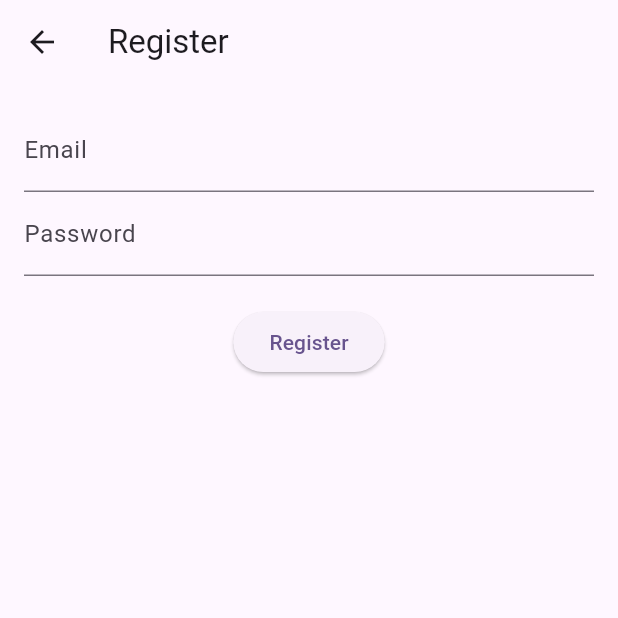
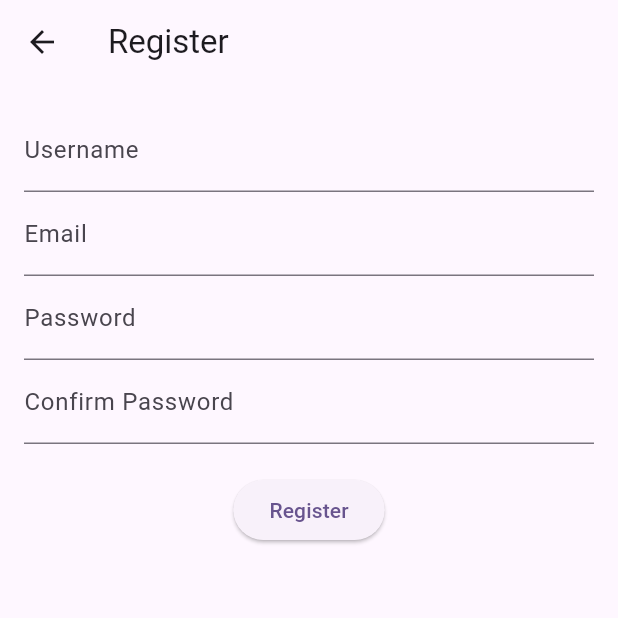
Before and after one commit to Thanaphum-6510110194/G6-Health-Tracking, a Flutter app: the screen it shows after launch, after a tap on "Don't have an account? Register", on a phone screen of 412 x 824 dp, the top half of it. Run offline on Flutter 3.47's test engine with Material 3 defaults, Android fonts, the light colour scheme and no system bars; our stand-ins replace cloud_firestore, firebase_auth, firebase_core; accounts and stored records are empty; network calls fail.

Commit message:
edit Register

```diff
--- a/lib/screens/login_screen.dart
+++ b/lib/screens/login_screen.dart
@@ -58,7 +58,7 @@ class _LoginScreenState extends State<LoginScreen> {
             TextButton(
               onPressed: () {
                 Navigator.push(context,
-                    MaterialPageRoute(builder: (_) => const RegisterScreen()));
+                    MaterialPageRoute(builder: (context) => RegisterScreen()));
               },
               child: const Text("Don't have an account? Register"),
             )
--- a/lib/screens/register_screen.dart
+++ b/lib/screens/register_screen.dart
@@ -1,60 +1,109 @@
 import 'package:flutter/material.dart';
-import 'package:health_tracking/services/auth_service.dart';
-import 'home_screen.dart';
+import 'package:firebase_auth/firebase_auth.dart';
+import 'package:cloud_firestore/cloud_firestore.dart';
+import 'package:health_tracking/screens/home_screen.dart';
 
 class RegisterScreen extends StatefulWidget {
-  const RegisterScreen({super.key});
-
   @override
-  State<RegisterScreen> createState() => _RegisterScreenState();
+  _RegisterScreenState createState() => _RegisterScreenState();
 }
 
 class _RegisterScreenState extends State<RegisterScreen> {
+  final _formKey = GlobalKey<FormState>();
+  final _usernameController = TextEditingController();
   final _emailController = TextEditingController();
   final _passwordController = TextEditingController();
-  final AuthService _authService = AuthService();
+  final _confirmPasswordController = TextEditingController();
 
-  void _register() async {
-    final user = await _authService.register(
-      _emailController.text.trim(),
-      _passwordController.text.trim(),
+  Future<void> _register() async {
+  if (_formKey.currentState!.validate()) {
+    if (_passwordController.text != _confirmPasswordController.text) {
+      ScaffoldMessenger.of(context).showSnackBar(
+        SnackBar(content: Text("Passwords do not match")),
+      );
+      return;
+    }
+
+    try {
+      UserCredential userCredential = await FirebaseAuth.instance
+          .createUserWithEmailAndPassword(
+        email: _emailController.text.trim(),
+        password: _passwordController.text.trim(),
       );
 
-    if (user != null) {
+      await FirebaseFirestore.instance
+          .collection('users')
+          .doc(userCredential.user!.uid)
+          .set({
+        'username': _usernameController.text.trim(),
+        'email': _emailController.text.trim(),
+        'createdAt': Timestamp.now(),
+      });
+
+      ScaffoldMessenger.of(context).showSnackBar(
+        SnackBar(content: Text("Registered successfully")),
+      );
+
+      await Future.delayed(Duration(seconds: 1)); // รอให้ SnackBar แสดง
+
       Navigator.pushReplacement(
         context,
         MaterialPageRoute(builder: (context) => const HomeScreen()),
       );
-    } else {
+
+    } on FirebaseAuthException catch (e) {
       ScaffoldMessenger.of(context).showSnackBar(
-        const SnackBar(content: Text("Registration failed")),
+        SnackBar(content: Text(e.message ?? "Registration failed")),
       );
     }
   }
+}
+
 
   @override
   Widget build(BuildContext context) {
     return Scaffold(
-      appBar: AppBar(title: const Text("Register")),
+      appBar: AppBar(title: Text("Register")),
       body: Padding(
-        padding: const EdgeInsets.all(16.0),
+        padding: EdgeInsets.all(16),
+        child: Form(
+          key: _formKey,
           child: Column(
             children: [
-            TextField(
+              TextFormField(
+                controller: _usernameController,
+                decoration: InputDecoration(labelText: "Username"),
+                validator: (value) =>
+                    value!.isEmpty ? "Enter a username" : null,
+              ),
+              TextFormField(
                 controller: _emailController,
-              decoration: const InputDecoration(labelText: "Email"),
+                decoration: InputDecoration(labelText: "Email"),
+                validator: (value) =>
+                    value!.isEmpty ? "Enter an email" : null,
               ),
-            TextField(
+              TextFormField(
                 controller: _passwordController,
+                decoration: InputDecoration(labelText: "Password"),
                 obscureText: true,
-              decoration: const InputDecoration(labelText: "Password"),
+                validator: (value) =>
+                    value!.length < 6 ? "Minimum 6 characters" : null,
               ),
-            const SizedBox(height: 20),
+              TextFormField(
+                controller: _confirmPasswordController,
+                decoration: InputDecoration(labelText: "Confirm Password"),
+                obscureText: true,
+                validator: (value) =>
+                    value!.isEmpty ? "Confirm your password" : null,
+              ),
+              SizedBox(height: 20),
               ElevatedButton(
                 onPressed: _register,
-              child: const Text("Register"),
+                child: Text("Register"),
+
               ),
             ],
+          ),
         ),
       ),
     );
--- a/pubspec.yaml
+++ b/pubspec.yaml
@@ -33,6 +33,7 @@ dependencies:
   intl: ^0.19.0
   firebase_core: ^2.24.2
   firebase_auth: ^4.17.8
+  cloud_firestore: ^4.13.0
 
   # The following adds the Cupertino Icons font to your application.
   # Use with the CupertinoIcons class for iOS style icons.
```
Also changed, not shown: pubspec.lock, 3 other files. Lines whose indentation alone changed are shown as unchanged.
